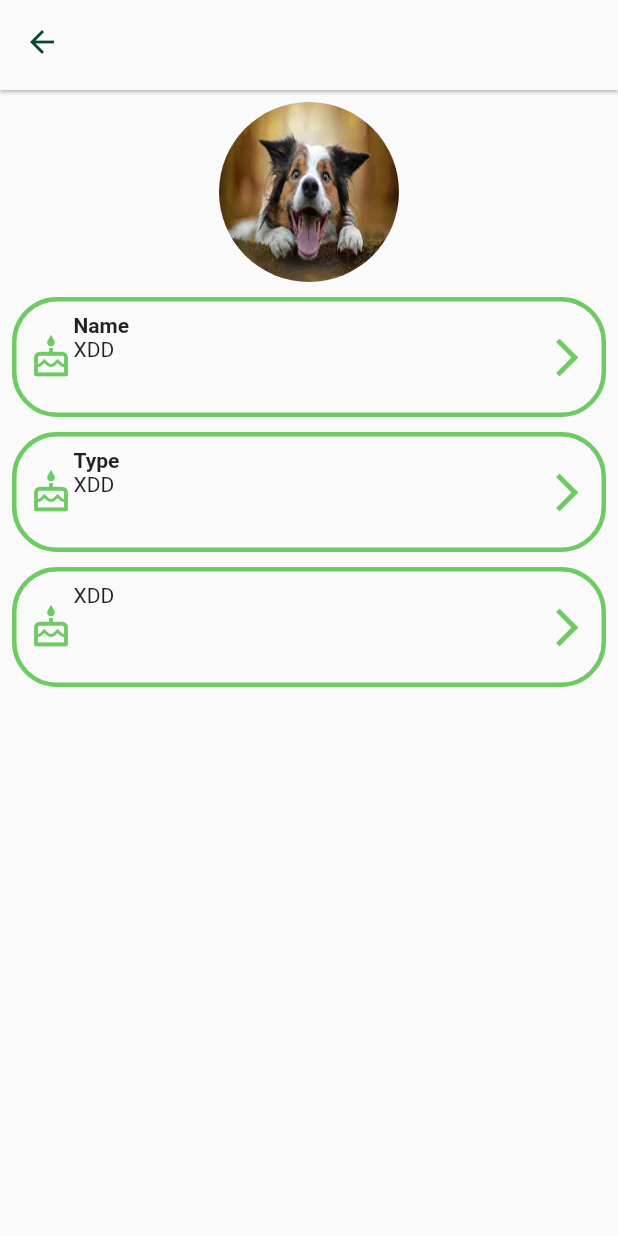
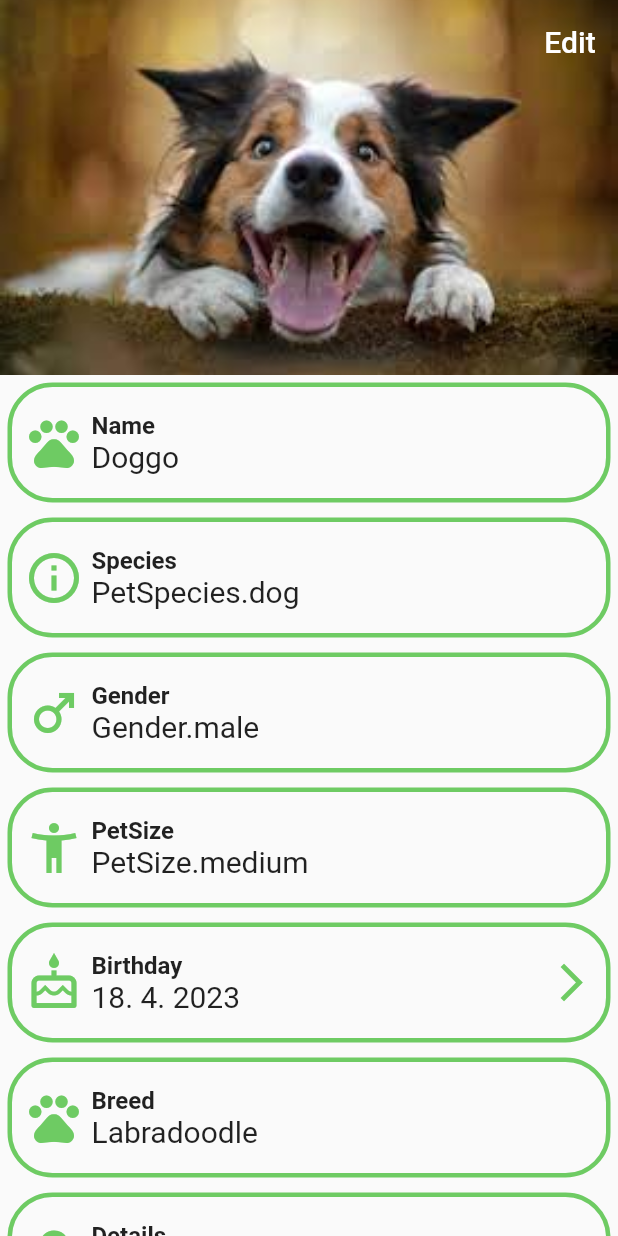
Before and after one commit to Mateorid/Flutter-project, a Flutter app: the PetProfilePage screen opened by its route, on a phone screen of 412 x 824 dp. Run offline on Flutter 3.47's test engine with Material 2 defaults, Android fonts, the phone set to English and light mode, and no system bars; our stand-ins replace cloud_firestore, email_validator, firebase_auth, firebase_core, flutter_svg, get_it and 1 more; accounts and stored records are empty.

Commit message:
pet info page

```diff
--- a/lib/Models/gender.dart
+++ b/lib/Models/gender.dart
@@ -1 +1,9 @@
-enum Gender { male, female, other }
+enum Gender {
+  male,
+  female,
+  other;
+
+  String print() {
+    return "XD";
+  }
+}
--- a/lib/TODO.txt
+++ b/lib/TODO.txt
@@ -5,6 +5,8 @@
 - marhaps: have current user/pet rating so we can show it in the listings overview
 - jak resit prvni nacitani ID u modelu(Pet) nullable vs empty
 - jak globalne ukladat usera
+- kdyz mam nejaky podmineny redering (info_tile) v metode, mam vrace null/Container nebo co?
+- extractovat konstatny nekam (Radius atd)
 
 Otazky:
 - je nejaky lepsi zpusob jak z vice textfieldu udelat usera nez to co mame ted?
--- a/lib/pages/pet_profile_page.dart
+++ b/lib/pages/pet_profile_page.dart
@@ -1,17 +1,15 @@
 import 'package:flutter/material.dart';
-import 'package:go_router/go_router.dart';
 import 'package:pet_sitting/Models/pet.dart';
 import 'package:pet_sitting/Models/pet_size.dart';
 import 'package:pet_sitting/Models/pet_species.dart';
 import 'package:pet_sitting/widgets/core/info_tile.dart';
 
 import '../Models/Gender.dart';
-import '../styles.dart';
 
-class PetProfilePage extends StatefulWidget {
+class PetProfilePage extends StatelessWidget {
   PetProfilePage({super.key});
 
-  //todo I will have to load this info from DB?
+  //todo I will have to load this info from DB
   final _pet = Pet(
     id: "id",
     name: "Doggo",
@@ -24,58 +22,100 @@ class PetProfilePage extends StatefulWidget {
   );
 
   @override
-  _PetProfilePageState createState() => _PetProfilePageState();
-}
-
-class _PetProfilePageState extends State<PetProfilePage> {
-  @override
   Widget build(BuildContext context) {
     return Scaffold(
-      appBar: PreferredSize(
-        preferredSize: Size.fromHeight(60),
-        child: AppBar(
-          elevation: 1,
-          backgroundColor: Theme.of(context).scaffoldBackgroundColor,
-          centerTitle: true,
-          leading: IconButton(
-            icon: const Icon(
-              Icons.arrow_back,
-              color: DARK_GREEN,
-            ),
-            onPressed: () => {context.pop()},
-          ),
-        ),
-      ),
-      body: Container(
-        child: Center(
-          child: Padding(
-            padding: const EdgeInsets.all(8.0),
-            child: Column(children: [
-              _petPhoto(),
-              SizedBox(height: 10),
-              InfoTile(title: "Name", content: Text("XDD")),
-              SizedBox(height: 10),
-              InfoTile(title: "Type", content: Text("XDD")),
-              SizedBox(height: 10),
-              InfoTile(content: Text("XDD")),
-            ]),
-          ),
-        ),
+      body: CustomScrollView(
+        slivers: [
+          SliverAppBar(
+              pinned: true,
+              expandedHeight: 250,
+              actions: [_editButton()],
+              flexibleSpace: FlexibleSpaceBar(background: _petPhoto())),
+          SliverList(delegate: _petInfo()),
+        ],
       ),
     );
   }
 
   Widget _petPhoto() {
     return Container(
-      height: 120.0,
-      width: 120.0,
       decoration: const BoxDecoration(
         image: DecorationImage(
           image: AssetImage('assets/images/dog_img.jpg'),
-          fit: BoxFit.fill,
+          fit: BoxFit.cover,
         ),
-        shape: BoxShape.circle,
       ),
     );
   }
+
+  SliverChildListDelegate _petInfo() {
+    final p = _pet;
+    return SliverChildListDelegate(
+      [
+        InfoTile(
+          title: "Name",
+          content: _infoText(p.name),
+          icon: Icons.pets_rounded,
+        ),
+        InfoTile(
+          title: "Species",
+          content: _infoText(p.species.toString()),
+          icon: Icons.info_outline,
+        ),
+        InfoTile(
+          title: "Gender",
+          content: _infoText(p.gender.toString()),
+          icon: Icons.male, //todo set this based on sex
+        ),
+        InfoTile(
+          title: "PetSize",
+          content: _infoText(p.size.toString()),
+          icon: Icons.accessibility_new, //todo better
+        ),
+        //todo make this tappable and onclick it will change from Bday to age (scale it)
+        InfoTile(
+          title: "Birthday",
+          content: _infoText(_getBirthdayText()),
+          icon: Icons.cake_outlined,
+          callback: () => print("//TODO: change to age"),
+        ),
+        InfoTile(
+          title: "Breed",
+          content: _infoText(p.breed.toString()),
+          icon: Icons.pets_outlined,
+        ),
+        InfoTile(
+          title: "Details",
+          content: _infoText(p.details.toString()),
+          icon: Icons.question_mark,
+        ),
+        InfoTile(
+          title: "Photos",
+          content: _infoText("Photos will be here"),
+          icon: Icons.image_outlined,
+          callback: () => print("//TODO: open photo page"),
+        ),
+        //todo tile with more images?
+      ],
+    );
+  }
+
+  Widget _editButton() {
+    //todo render this only if user is owner
+    return TextButton(
+        onPressed: () {
+          print("//TODO: open pet edit page");
+        },
+        child: const Text("Edit",
+            style: TextStyle(fontSize: 20, color: Colors.white)));
+  }
+
+  String _getBirthdayText() {
+    final dt = _pet.birthday;
+    return dt == null ? 'No info' : '${dt.day}. ${dt.month}. ${dt.year}';
+  }
+
+  Widget _infoText(String text) {
+    return Text(text, style: const TextStyle(fontSize: 20));
+  }
 }
--- a/lib/widgets/core/info_tile.dart
+++ b/lib/widgets/core/info_tile.dart
@@ -3,17 +3,23 @@ import 'package:flutter/material.dart';
 import '../../styles.dart';
 
 class InfoTile extends StatelessWidget {
-  const InfoTile({super.key, required this.content, this.title});
+  const InfoTile(
+      {super.key,
+      required this.content,
+      this.title,
+      this.callback,
+      this.icon,
+      this.height = 80,
+      this.width});
 
   final Widget content;
+  final IconData? icon;
   final String? title;
+  final VoidCallback? callback;
+  final double? height;
+  final double? width;
 
-  final Icon? _iconL = const Icon(
-    Icons.cake_outlined,
-    color: MAIN_GREEN,
-    size: 30.0,
-  );
-  final Icon? _iconR = const Icon(
+  final Icon _clickableIcon = const Icon(
     Icons.arrow_forward_ios,
     color: MAIN_GREEN,
     size: 30.0,
@@ -21,47 +27,57 @@ class InfoTile extends StatelessWidget {
 
   @override
   Widget build(BuildContext context) {
-    return Container(
-      height: 80,
-      decoration: BoxDecoration(
-        border: Border.all(
-          width: 3,
-          color: MAIN_GREEN,
-        ),
-        borderRadius: const BorderRadius.all(
-          Radius.circular(30),
-        ),
-      ),
+    return GestureDetector(
+      onTap: callback ?? () {},
       child: Padding(
-        padding: const EdgeInsets.all(8.0),
-        child: Row(
-          children: [
-            // const SizedBox(width: 10),
-            if (_iconL != null) _iconL!,
-            // const SizedBox(width: 10),
-            Expanded(
-              child: Align(
-                alignment: Alignment.centerLeft,
-                child: Column(
-                  children: [
-                    if (title != null)
-                      Align(
-                        alignment: Alignment.topLeft,
-                        child: Text(
-                          title!,
-                          style: const TextStyle(fontWeight: FontWeight.bold),
-                        ),
-                      ),
-                    Align(alignment: Alignment.centerLeft, child: content),
-                  ],
+        padding: const EdgeInsets.all(5),
+        child: Container(
+          height: height,
+          width: width,
+          decoration: BoxDecoration(
+            border: Border.all(width: 3, color: MAIN_GREEN),
+            borderRadius: const BorderRadius.all(Radius.circular(30)),
+          ),
+          child: Padding(
+            padding: const EdgeInsets.all(8.0), //inner padding
+            child: Row(
+              children: [
+                _generateIcon(),
+                const SizedBox(width: 5),
+                Align(
+                  alignment: Alignment.center,
+                  child: Column(
+                    crossAxisAlignment: CrossAxisAlignment.start,
+                    mainAxisAlignment: MainAxisAlignment.center,
+                    children: [_generateTitle(), content],
+                  ),
                 ),
-              ),
+                const Spacer(),
+                _generateClickableIndicator()
+              ],
             ),
-            _iconR!,
-            // const SizedBox(width: 5)
-          ],
+          ),
         ),
       ),
     );
   }
+
+  Widget _generateTitle() {
+    return title != null
+        ? Text(
+            title!,
+            style: const TextStyle(fontWeight: FontWeight.bold, fontSize: 16),
+          )
+        : const SizedBox.shrink();
+  }
+
+  Widget _generateIcon() {
+    return icon != null
+        ? Icon(icon, color: MAIN_GREEN, size: 40)
+        : const SizedBox.shrink();
+  }
+
+  Widget _generateClickableIndicator() {
+    return callback != null ? _clickableIcon : const SizedBox.shrink();
+  }
 }
```
